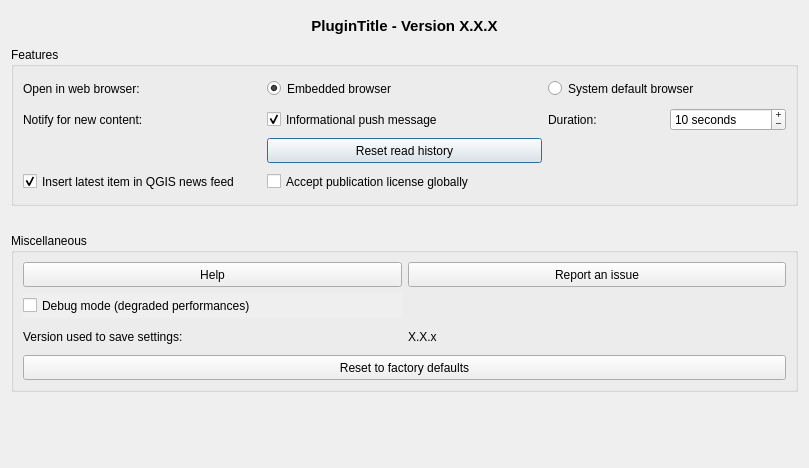
geotribu/qtribu, file qtribu/gui/dlg_settings.ui: the form before one commit.
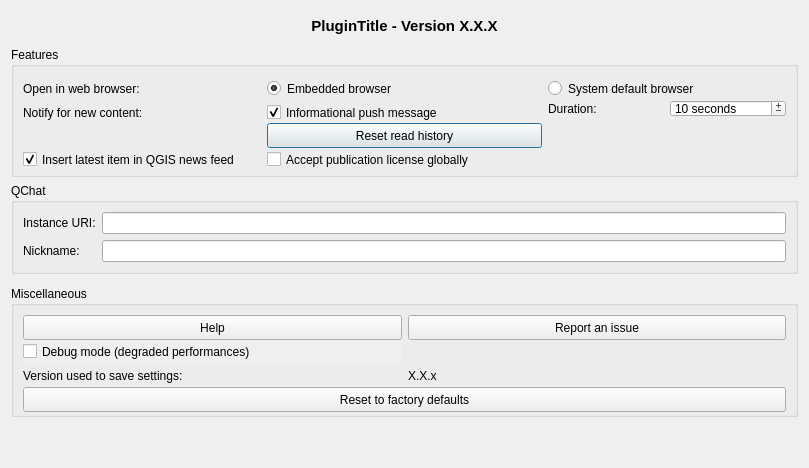
The form after the commit. Icons and pictures are not drawn. Custom widgets are drawn as their Qt base class.

Commit message: add new plugin settings

```diff
--- a/qtribu/gui/dlg_settings.ui
+++ b/qtribu/gui/dlg_settings.ui
@@ -300,6 +300,35 @@
      </layout>
     </widget>
    </item>
+   <item>
+    <widget class="QGroupBox" name="grp_qchat">
+     <property name="title">
+      <string>QChat</string>
+     </property>
+     <layout class="QFormLayout" name="formLayout">
+      <item row="1" column="0">
+       <widget class="QLabel" name="lbl_instance_uri">
+        <property name="text">
+         <string>Instance URI:</string>
+        </property>
+       </widget>
+      </item>
+      <item row="3" column="0">
+       <widget class="QLabel" name="lbl_nickname">
+        <property name="text">
+         <string>Nickname:</string>
+        </property>
+       </widget>
+      </item>
+      <item row="1" column="1">
+       <widget class="QLineEdit" name="le_qchat_instance_uri"/>
+      </item>
+      <item row="3" column="1">
+       <widget class="QLineEdit" name="le_qchat_nickname"/>
+      </item>
+     </layout>
+    </widget>
+   </item>
    <item>
     <widget class="AuthoringWidget" name="wdg_author" native="true"/>
    </item>
```
The commit also changes 1 other file.
